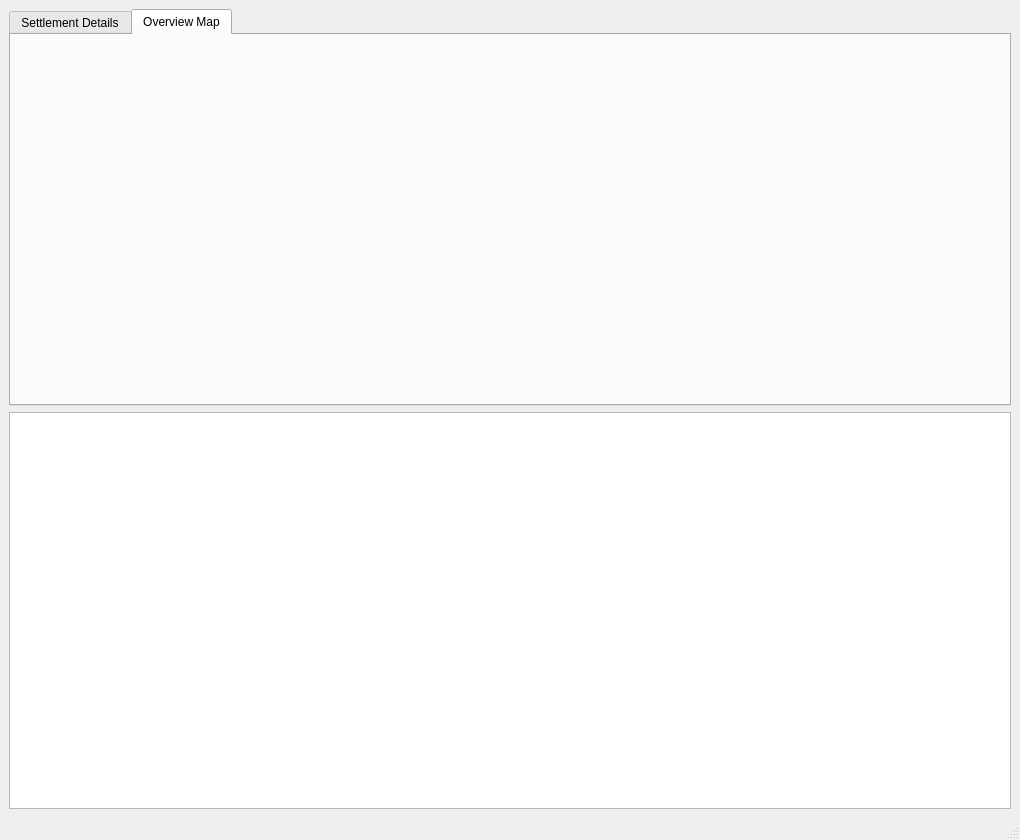
The window that src/RouteViewer.ui (neotron/EDPathFinder) describes before a commit, drawn with Qt 5.
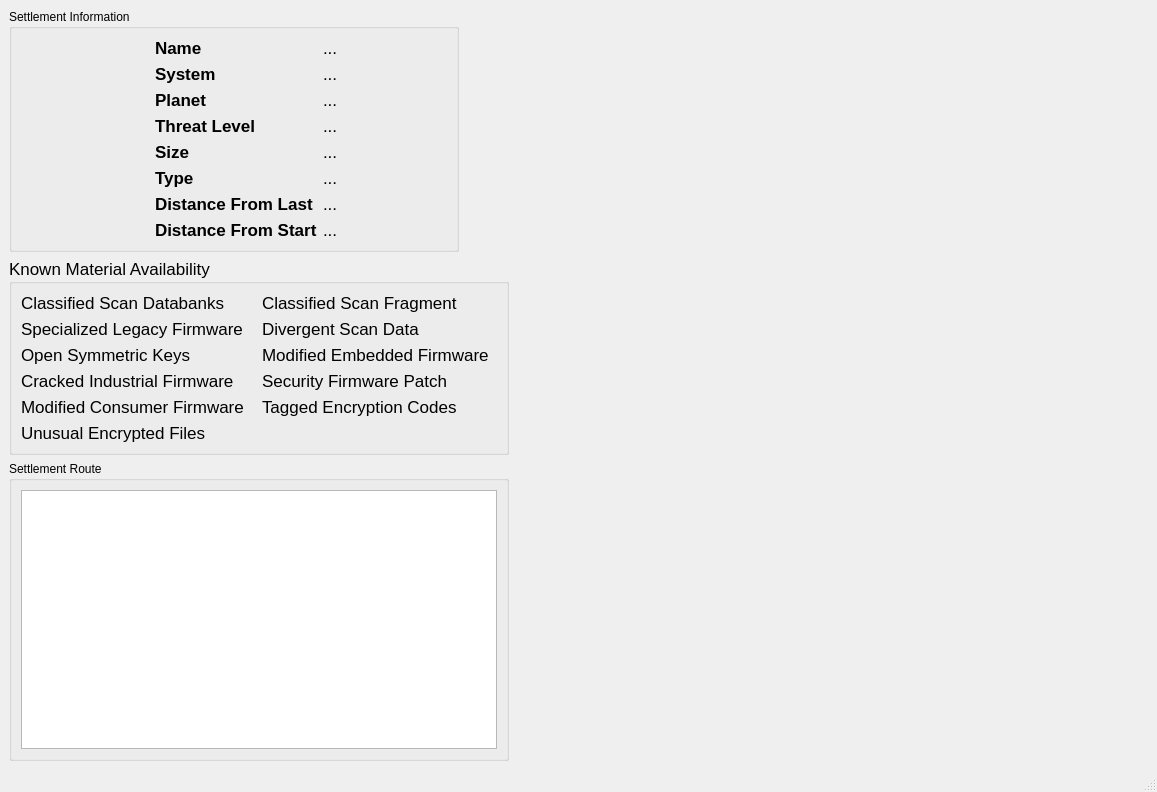
The same window after the commit. Icons and pictures are not drawn.

Commit message: new graphics for settlements and such.

Patch:
```diff
--- a/src/RouteViewer.ui
+++ b/src/RouteViewer.ui
@@ -6,8 +6,8 @@
    <rect>
     <x>0</x>
     <y>0</y>
-    <width>1020</width>
-    <height>840</height>
+    <width>1157</width>
+    <height>792</height>
    </rect>
   </property>
   <property name="sizePolicy">
@@ -26,34 +26,624 @@
      <verstretch>0</verstretch>
     </sizepolicy>
    </property>
-   <layout class="QVBoxLayout" name="verticalLayout_2">
+   <layout class="QHBoxLayout" name="horizontalLayout_2">
     <item>
-     <widget class="QTabWidget" name="tabWidget">
-      <property name="currentIndex">
-       <number>1</number>
-      </property>
-      <widget class="QWidget" name="settlement">
-       <attribute name="title">
-        <string>Settlement Details</string>
-       </attribute>
-      </widget>
-      <widget class="QWidget" name="overview">
-       <attribute name="title">
-        <string>Overview Map</string>
-       </attribute>
-      </widget>
-     </widget>
+     <layout class="QVBoxLayout" name="verticalLayout">
+      <item>
+       <widget class="QGroupBox" name="groupBox">
+        <property name="sizePolicy">
+         <sizepolicy hsizetype="Preferred" vsizetype="Fixed">
+          <horstretch>0</horstretch>
+          <verstretch>0</verstretch>
+         </sizepolicy>
+        </property>
+        <property name="minimumSize">
+         <size>
+          <width>450</width>
+          <height>0</height>
+         </size>
+        </property>
+        <property name="maximumSize">
+         <size>
+          <width>400</width>
+          <height>16777215</height>
+         </size>
+        </property>
+        <property name="title">
+         <string>Settlement Information</string>
+        </property>
+        <layout class="QGridLayout" name="gridLayout_3">
+         <item row="0" column="1" rowspan="2">
+          <layout class="QGridLayout" name="gridLayout">
+           <item row="0" column="0">
+            <widget class="QLabel" name="label_2">
+             <property name="sizePolicy">
+              <sizepolicy hsizetype="Fixed" vsizetype="Preferred">
+               <horstretch>0</horstretch>
+               <verstretch>0</verstretch>
+              </sizepolicy>
+             </property>
+             <property name="font">
+              <font>
+               <pointsize>13</pointsize>
+               <weight>75</weight>
+               <bold>true</bold>
+              </font>
+             </property>
+             <property name="text">
+              <string>Name</string>
+             </property>
+            </widget>
+           </item>
+           <item row="0" column="1">
+            <widget class="QLabel" name="settlementLabel">
+             <property name="sizePolicy">
+              <sizepolicy hsizetype="Preferred" vsizetype="Preferred">
+               <horstretch>0</horstretch>
+               <verstretch>1</verstretch>
+              </sizepolicy>
+             </property>
+             <property name="font">
+              <font>
+               <pointsize>13</pointsize>
+              </font>
+             </property>
+             <property name="text">
+              <string>...</string>
+             </property>
+            </widget>
+           </item>
+           <item row="1" column="0">
+            <widget class="QLabel" name="label_3">
+             <property name="sizePolicy">
+              <sizepolicy hsizetype="Fixed" vsizetype="Preferred">
+               <horstretch>0</horstretch>
+               <verstretch>0</verstretch>
+              </sizepolicy>
+             </property>
+             <property name="font">
+              <font>
+               <pointsize>13</pointsize>
+               <weight>75</weight>
+               <bold>true</bold>
+              </font>
+             </property>
+             <property name="text">
+              <string>System</string>
+             </property>
+            </widget>
+           </item>
+           <item row="1" column="1">
+            <widget class="QLabel" name="systemLabel">
+             <property name="sizePolicy">
+              <sizepolicy hsizetype="Preferred" vsizetype="Preferred">
+               <horstretch>0</horstretch>
+               <verstretch>1</verstretch>
+              </sizepolicy>
+             </property>
+             <property name="font">
+              <font>
+               <pointsize>13</pointsize>
+              </font>
+             </property>
+             <property name="text">
+              <string>...</string>
+             </property>
+            </widget>
+           </item>
+           <item row="2" column="0">
+            <widget class="QLabel" name="label_4">
+             <property name="sizePolicy">
+              <sizepolicy hsizetype="Fixed" vsizetype="Preferred">
+               <horstretch>0</horstretch>
+               <verstretch>0</verstretch>
+              </sizepolicy>
+             </property>
+             <property name="font">
+              <font>
+               <pointsize>13</pointsize>
+               <weight>75</weight>
+               <bold>true</bold>
+              </font>
+             </property>
+             <property name="text">
+              <string>Planet</string>
+             </property>
+            </widget>
+           </item>
+           <item row="2" column="1">
+            <widget class="QLabel" name="planetLabel">
+             <property name="sizePolicy">
+              <sizepolicy hsizetype="Preferred" vsizetype="Preferred">
+               <horstretch>0</horstretch>
+               <verstretch>1</verstretch>
+              </sizepolicy>
+             </property>
+             <property name="font">
+              <font>
+               <pointsize>13</pointsize>
+              </font>
+             </property>
+             <property name="text">
+              <string>...</string>
+             </property>
+            </widget>
+           </item>
+           <item row="3" column="0">
+            <widget class="QLabel" name="label_5">
+             <property name="sizePolicy">
+              <sizepolicy hsizetype="Fixed" vsizetype="Preferred">
+               <horstretch>0</horstretch>
+               <verstretch>0</verstretch>
+              </sizepolicy>
+             </property>
+             <property name="font">
+              <font>
+               <pointsize>13</pointsize>
+               <weight>75</weight>
+               <bold>true</bold>
+              </font>
+             </property>
+             <property name="text">
+              <string>Threat Level</string>
+             </property>
+            </widget>
+           </item>
+           <item row="3" column="1">
+            <widget class="QLabel" name="threatLabel">
+             <property name="sizePolicy">
+              <sizepolicy hsizetype="Preferred" vsizetype="Preferred">
+               <horstretch>0</horstretch>
+               <verstretch>1</verstretch>
+              </sizepolicy>
+             </property>
+             <property name="font">
+              <font>
+               <pointsize>13</pointsize>
+              </font>
+             </property>
+             <property name="text">
+              <string>...</string>
+             </property>
+            </widget>
+           </item>
+           <item row="4" column="0">
+            <widget class="QLabel" name="label_6">
+             <property name="sizePolicy">
+              <sizepolicy hsizetype="Fixed" vsizetype="Preferred">
+               <horstretch>0</horstretch>
+               <verstretch>0</verstretch>
+              </sizepolicy>
+             </property>
+             <property name="font">
+              <font>
+               <pointsize>13</pointsize>
+               <weight>75</weight>
+               <bold>true</bold>
+              </font>
+             </property>
+             <property name="text">
+              <string>Size</string>
+             </property>
+            </widget>
+           </item>
+           <item row="4" column="1">
+            <widget class="QLabel" name="sizeLabel">
+             <property name="sizePolicy">
+              <sizepolicy hsizetype="Preferred" vsizetype="Preferred">
+               <horstretch>0</horstretch>
+               <verstretch>1</verstretch>
+              </sizepolicy>
+             </property>
+             <property name="font">
+              <font>
+               <pointsize>13</pointsize>
+              </font>
+             </property>
+             <property name="text">
+              <string>...</string>
+             </property>
+            </widget>
+           </item>
+           <item row="5" column="0">
+            <widget class="QLabel" name="label_7">
+             <property name="sizePolicy">
+              <sizepolicy hsizetype="Fixed" vsizetype="Preferred">
+               <horstretch>0</horstretch>
+               <verstretch>0</verstretch>
+              </sizepolicy>
+             </property>
+             <property name="font">
+              <font>
+               <pointsize>13</pointsize>
+               <weight>75</weight>
+               <bold>true</bold>
+              </font>
+             </property>
+             <property name="text">
+              <string>Type</string>
+             </property>
+            </widget>
+           </item>
+           <item row="5" column="1">
+            <widget class="QLabel" name="typeLabel">
+             <property name="sizePolicy">
+              <sizepolicy hsizetype="Preferred" vsizetype="Preferred">
+               <horstretch>0</horstretch>
+               <verstretch>1</verstretch>
+              </sizepolicy>
+             </property>
+             <property name="font">
+              <font>
+               <pointsize>13</pointsize>
+              </font>
+             </property>
+             <property name="text">
+              <string>...</string>
+             </property>
+            </widget>
+           </item>
+           <item row="6" column="0">
+            <widget class="QLabel" name="label_8">
+             <property name="sizePolicy">
+              <sizepolicy hsizetype="Fixed" vsizetype="Preferred">
+               <horstretch>0</horstretch>
+               <verstretch>0</verstretch>
+              </sizepolicy>
+             </property>
+             <property name="font">
+              <font>
+               <pointsize>13</pointsize>
+               <weight>75</weight>
+               <bold>true</bold>
+              </font>
+             </property>
+             <property name="text">
+              <string>Distance From Last</string>
+             </property>
+            </widget>
+           </item>
+           <item row="6" column="1">
+            <widget class="QLabel" name="lastDistanceLabel">
+             <property name="sizePolicy">
+              <sizepolicy hsizetype="Preferred" vsizetype="Preferred">
+               <horstretch>0</horstretch>
+               <verstretch>1</verstretch>
+              </sizepolicy>
+             </property>
+             <property name="font">
+              <font>
+               <pointsize>13</pointsize>
+              </font>
+             </property>
+             <property name="text">
+              <string>...</string>
+             </property>
+            </widget>
+           </item>
+           <item row="7" column="0">
+            <widget class="QLabel" name="label_9">
+             <property name="sizePolicy">
+              <sizepolicy hsizetype="Fixed" vsizetype="Preferred">
+               <horstretch>0</horstretch>
+               <verstretch>0</verstretch>
+              </sizepolicy>
+             </property>
+             <property name="font">
+              <font>
+               <pointsize>13</pointsize>
+               <weight>75</weight>
+               <bold>true</bold>
+              </font>
+             </property>
+             <property name="text">
+              <string>Distance From Start</string>
+             </property>
+            </widget>
+           </item>
+           <item row="7" column="1">
+            <widget class="QLabel" name="startDistanceLabel">
+             <property name="sizePolicy">
+              <sizepolicy hsizetype="Preferred" vsizetype="Preferred">
+               <horstretch>0</horstretch>
+               <verstretch>1</verstretch>
+              </sizepolicy>
+             </property>
+             <property name="font">
+              <font>
+               <pointsize>13</pointsize>
+              </font>
+             </property>
+             <property name="text">
+              <string>...</string>
+             </property>
+            </widget>
+           </item>
+          </layout>
+         </item>
+         <item row="1" column="0">
+          <spacer name="verticalSpacer_2">
+           <property name="orientation">
+            <enum>Qt::Vertical</enum>
+           </property>
+           <property name="sizeHint" stdset="0">
+            <size>
+             <width>20</width>
+             <height>59</height>
+            </size>
+           </property>
+          </spacer>
+         </item>
+         <item row="0" column="0">
+          <widget class="QLabel" name="settlementIcon">
+           <property name="sizePolicy">
+            <sizepolicy hsizetype="Fixed" vsizetype="Minimum">
+             <horstretch>0</horstretch>
+             <verstretch>1</verstretch>
+            </sizepolicy>
+           </property>
+           <property name="minimumSize">
+            <size>
+             <width>128</width>
+             <height>128</height>
+            </size>
+           </property>
+           <property name="maximumSize">
+            <size>
+             <width>128</width>
+             <height>128</height>
+            </size>
+           </property>
+           <property name="font">
+            <font>
+             <pointsize>13</pointsize>
+            </font>
+           </property>
+           <property name="text">
+            <string/>
+           </property>
+           <property name="pixmap">
+            <pixmap resource="../resources/resources.qrc">:/noimage.png</pixmap>
+           </property>
+          </widget>
+         </item>
+        </layout>
+       </widget>
+      </item>
+      <item>
+       <widget class="QGroupBox" name="groupBox_3">
+        <property name="sizePolicy">
+         <sizepolicy hsizetype="MinimumExpanding" vsizetype="Fixed">
+          <horstretch>0</horstretch>
+          <verstretch>0</verstretch>
+         </sizepolicy>
+        </property>
+        <property name="minimumSize">
+         <size>
+          <width>450</width>
+          <height>0</height>
+         </size>
+        </property>
+        <property name="font">
+         <font>
+          <pointsize>13</pointsize>
+         </font>
+        </property>
+        <property name="title">
+         <string>Known Material Availability</string>
+        </property>
+        <layout class="QVBoxLayout" name="verticalLayout_3">
+         <item>
+          <layout class="QGridLayout" name="materials">
+           <item row="5" column="0">
+            <widget class="QLabel" name="uef">
+             <property name="font">
+              <font>
+               <pointsize>13</pointsize>
+              </font>
+             </property>
+             <property name="text">
+              <string>Unusual Encrypted Files</string>
+             </property>
+            </widget>
+           </item>
+           <item row="4" column="1">
+            <widget class="QLabel" name="tec">
+             <property name="font">
+              <font>
+               <pointsize>13</pointsize>
+              </font>
+             </property>
+             <property name="text">
+              <string>Tagged Encryption Codes</string>
+             </property>
+            </widget>
+           </item>
+           <item row="4" column="0">
+            <widget class="QLabel" name="mcf">
+             <property name="font">
+              <font>
+               <pointsize>13</pointsize>
+              </font>
+             </property>
+             <property name="text">
+              <string>Modified Consumer Firmware</string>
+             </property>
+            </widget>
+           </item>
+           <item row="3" column="1">
+            <widget class="QLabel" name="sfp">
+             <property name="font">
+              <font>
+               <pointsize>13</pointsize>
+              </font>
+             </property>
+             <property name="text">
+              <string>Security Firmware Patch</string>
+             </property>
+            </widget>
+           </item>
+           <item row="3" column="0">
+            <widget class="QLabel" name="cif">
+             <property name="font">
+              <font>
+               <pointsize>13</pointsize>
+              </font>
+             </property>
+             <property name="text">
+              <string>Cracked Industrial Firmware</string>
+             </property>
+            </widget>
+           </item>
+           <item row="2" column="1">
+            <widget class="QLabel" name="mef">
+             <property name="font">
+              <font>
+               <pointsize>13</pointsize>
+              </font>
+             </property>
+             <property name="text">
+              <string>Modified Embedded Firmware</string>
+             </property>
+            </widget>
+           </item>
+           <item row="0" column="0">
+            <widget class="QLabel" name="csd">
+             <property name="font">
+              <font>
+               <pointsize>13</pointsize>
+              </font>
+             </property>
+             <property name="text">
+              <string>Classified Scan Databanks</string>
+             </property>
+            </widget>
+           </item>
+           <item row="1" column="0">
+            <widget class="QLabel" name="slf">
+             <property name="font">
+              <font>
+               <pointsize>13</pointsize>
+              </font>
+             </property>
+             <property name="text">
+              <string>Specialized Legacy Firmware</string>
+             </property>
+            </widget>
+           </item>
+           <item row="1" column="1">
+            <widget class="QLabel" name="dsd">
+             <property name="font">
+              <font>
+               <pointsize>13</pointsize>
+              </font>
+             </property>
+             <property name="text">
+              <string>Divergent Scan Data</string>
+             </property>
+            </widget>
+           </item>
+           <item row="0" column="1">
+            <widget class="QLabel" name="csf">
+             <property name="enabled">
+              <bool>true</bool>
+             </property>
+             <property name="font">
+              <font>
+               <pointsize>13</pointsize>
+              </font>
+             </property>
+             <property name="text">
+              <string>Classified Scan Fragment</string>
+             </property>
+            </widget>
+           </item>
+           <item row="2" column="0">
+            <widget class="QLabel" name="osk">
+             <property name="font">
+              <font>
+               <pointsize>13</pointsize>
+              </font>
+             </property>
+             <property name="text">
+              <string>Open Symmetric Keys</string>
+             </property>
+            </widget>
+           </item>
+          </layout>
+         </item>
+        </layout>
+       </widget>
+      </item>
+      <item>
+       <widget class="QGroupBox" name="groupBox_2">
+        <property name="sizePolicy">
+         <sizepolicy hsizetype="Preferred" vsizetype="MinimumExpanding">
+          <horstretch>0</horstretch>
+          <verstretch>0</verstretch>
+         </sizepolicy>
+        </property>
+        <property name="minimumSize">
+         <size>
+          <width>500</width>
+          <height>0</height>
+         </size>
+        </property>
+        <property name="title">
+         <string>Settlement Route</string>
+        </property>
+        <layout class="QHBoxLayout" name="horizontalLayout">
+         <item>
+          <widget class="QTableView" name="tableView">
+           <property name="sizePolicy">
+            <sizepolicy hsizetype="Preferred" vsizetype="MinimumExpanding">
+             <horstretch>0</horstretch>
+             <verstretch>100</verstretch>
+            </sizepolicy>
+           </property>
+           <property name="minimumSize">
+            <size>
+             <width>400</width>
+             <height>200</height>
+            </size>
+           </property>
+           <property name="alternatingRowColors">
+            <bool>true</bool>
+           </property>
+          </widget>
+         </item>
+        </layout>
+       </widget>
+      </item>
+     </layout>
     </item>
     <item>
-     <widget class="QTableView" name="tableView">
-      <property name="minimumSize">
+     <widget class="QLabel" name="largeImage">
+      <property name="sizePolicy">
+       <sizepolicy hsizetype="Expanding" vsizetype="Expanding">
+        <horstretch>100</horstretch>
+        <verstretch>100</verstretch>
+       </sizepolicy>
+      </property>
+      <property name="maximumSize">
        <size>
-        <width>400</width>
-        <height>200</height>
+        <width>11111</width>
+        <height>11111</height>
        </size>
       </property>
-      <property name="alternatingRowColors">
-       <bool>true</bool>
+      <property name="font">
+       <font>
+        <pointsize>13</pointsize>
+       </font>
+      </property>
+      <property name="text">
+       <string/>
+      </property>
+      <property name="pixmap">
+       <pixmap resource="../resources/resources.qrc">:/noimage.png</pixmap>
+      </property>
+      <property name="alignment">
+       <set>Qt::AlignCenter</set>
       </property>
      </widget>
     </item>
```
Left out of the diff: 6 changed lines with no effect on the pictures. The commit also changes 13 other files.
